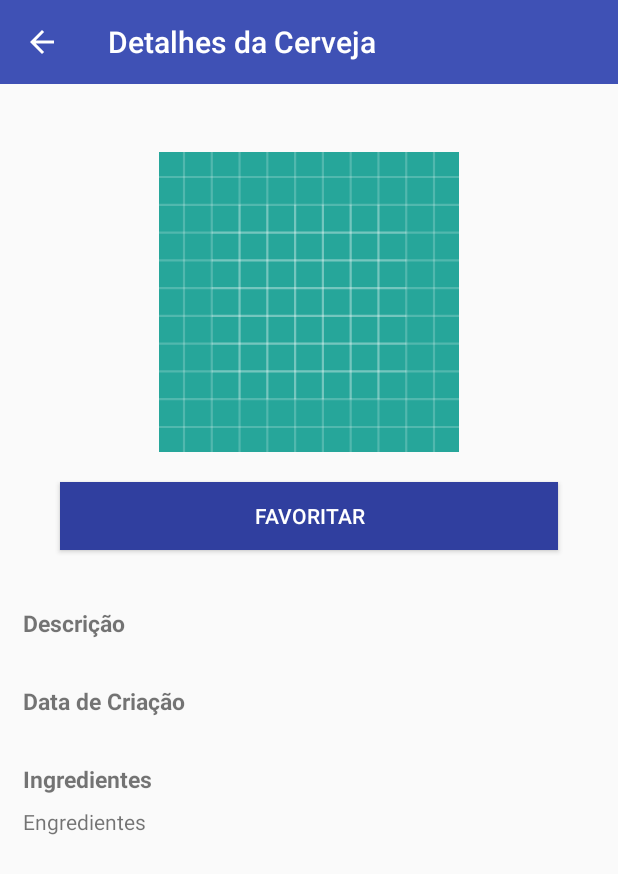
After one commit to railanxisto/cervejas, an Android app: the BeerDetailsActivity screen opened directly, with no data from a screen before it, on a phone screen of 412 x 824 dp. The commit adds this screen. Shown: the top 874 px of the screen. Run offline under Robolectric (Android 15) with nearby library versions, the phone set to English and light mode, and no system bars; our stand-ins replace Picasso, data binding; pictures from the network do not load; 1 statement that could not run was skipped.

Commit message:
Tela de detalhes

```diff
--- /dev/null
+++ b/app/src/main/java/com/example/railan/cervejas/activities/BeerDetailsActivity.java
@@ -0,0 +1,52 @@
+package com.example.railan.cervejas.activities;
+
+import android.content.Intent;
+import android.databinding.DataBindingUtil;
+import android.support.v7.app.AppCompatActivity;
+import android.os.Bundle;
+
+import com.example.railan.cervejas.R;
+import com.example.railan.cervejas.databinding.ActivityBeerDetailsBinding;
+import com.example.railan.cervejas.dtos.Beer;
+import com.squareup.picasso.Picasso;
+
+import static com.example.railan.cervejas.activities.MainActivity.PARAM_BEER;
+
+public class BeerDetailsActivity extends AppCompatActivity {
+
+    //dataBinding
+    ActivityBeerDetailsBinding binding;
+
+    private Beer beer;
+
+    @Override
+    protected void onCreate(Bundle savedInstanceState) {
+        super.onCreate(savedInstanceState);
+        binding = DataBindingUtil.setContentView(this, R.layout.activity_beer_details);
+
+        Intent i = getIntent();
+        Bundle extras = i.getExtras();
+        if (extras != null) {
+            beer = (Beer) extras.getSerializable(PARAM_BEER);
+        }
+
+        binding.setBeer(beer);
+
+        Picasso.get()
+                .load(beer.getImageUrl().trim())
+                .resize(250, 250)
+                .centerInside()
+                .into(binding.imageView);
+
+
+        setSupportActionBar(binding.mainToolbar);
+        getSupportActionBar().setDisplayHomeAsUpEnabled(true);
+        getSupportActionBar().setDisplayShowHomeEnabled(true);
+    }
+
+    @Override
+    public boolean onSupportNavigateUp() {
+        onBackPressed();
+        return true;
+    }
+}
--- a/app/src/main/java/com/example/railan/cervejas/activities/MainActivity.java
+++ b/app/src/main/java/com/example/railan/cervejas/activities/MainActivity.java
@@ -1,5 +1,7 @@
 package com.example.railan.cervejas.activities;
 
+import android.app.Activity;
+import android.content.Intent;
 import android.databinding.DataBindingUtil;
 import android.os.Bundle;
 import android.support.v7.app.AppCompatActivity;
@@ -23,6 +25,8 @@ import java.util.ArrayList;
 import java.util.List;
 
 public class MainActivity extends AppCompatActivity implements BeerContract.View {
+
+    public static final String PARAM_BEER = "beer";
 
     // dataBinding
     ActivityMainBinding binding;
@@ -63,7 +67,7 @@ public class MainActivity extends AppCompatActivity implements BeerContract.View
     }
 
     public void setRecyclerViewLayout() {
-        adapter = new BeersRecyclerViewAdapter(beers);
+        adapter = new BeersRecyclerViewAdapter(beers, this);
         binding.recyclerView.setAdapter(adapter);
         binding.recyclerView.setLayoutManager(new LinearLayoutManager(this, LinearLayoutManager.VERTICAL, false));
         binding.recyclerView.addItemDecoration(new DividerItemDecoration(this, DividerItemDecoration.VERTICAL));
@@ -86,10 +90,16 @@ public class MainActivity extends AppCompatActivity implements BeerContract.View
         }
     }
 
+    public void showDetailsActivity(Beer selectedBeer) {
+        Intent intent = new Intent(this, BeerDetailsActivity.class);
+        intent.putExtra(PARAM_BEER, selectedBeer);
+        startActivity(intent);
+    }
+
     @Override
     public void showBeers(List<Beer> beers) {
-        database.beerDao().getAllBeers();
-        //adapter.setBeers(beers);
+        //database.beerDao().getAllBeers();
+        adapter.setBeers(beers);
         showProgress(false);
     }
 
--- a/app/src/main/java/com/example/railan/cervejas/adapters/BeersRecyclerViewAdapter.java
+++ b/app/src/main/java/com/example/railan/cervejas/adapters/BeersRecyclerViewAdapter.java
@@ -11,6 +11,7 @@ import android.widget.Filterable;
 
 import com.example.railan.cervejas.R;
 import com.example.railan.cervejas.Utils.BeerFilter;
+import com.example.railan.cervejas.activities.MainActivity;
 import com.example.railan.cervejas.databinding.BeerItemBinding;
 import com.example.railan.cervejas.dtos.Beer;
 import com.squareup.picasso.Picasso;
@@ -26,11 +27,13 @@ public class BeersRecyclerViewAdapter extends RecyclerView.Adapter<BeersRecycler
 
     private List<Beer> beers = new ArrayList<>();
     private List<Beer> filteredBeers = new ArrayList<>();
+    private MainActivity listener;
 
 
-    public BeersRecyclerViewAdapter(@NonNull List<Beer> beers) {
+    public BeersRecyclerViewAdapter(@NonNull List<Beer> beers, MainActivity listener) {
         this.beers.addAll(beers);
         this.filteredBeers.addAll(beers);
+        this.listener = listener;
         notifyDataSetChanged();
     }
 
@@ -49,12 +52,12 @@ public class BeersRecyclerViewAdapter extends RecyclerView.Adapter<BeersRecycler
 
     @Override
     public void onBindViewHolder(@NonNull BeersRecyclerViewAdapter.ViewHolder holder, int position) {
-        Beer beer = filteredBeers.get(position);
+        final Beer beer = filteredBeers.get(position);
         holder.bind(beer);
         holder.mBinding.layoutInformation.setOnClickListener(new View.OnClickListener() {
             @Override
             public void onClick(View view) {
-                System.out.println("Beer Clicada");
+            listener.showDetailsActivity(beer);
             }
         });
         Picasso.get()
--- a/app/src/main/java/com/example/railan/cervejas/dtos/Beer.java
+++ b/app/src/main/java/com/example/railan/cervejas/dtos/Beer.java
@@ -7,12 +7,14 @@ import android.support.annotation.NonNull;
 
 import com.google.gson.annotations.SerializedName;
 
+import java.io.Serializable;
+
 /**
  * Created by railan on 06/08/18.
  */
 
 @Entity
-public class Beer {
+public class Beer implements Serializable{
 
     @NonNull
     @PrimaryKey
@@ -89,6 +91,13 @@ public class Beer {
         this.description = description;
     }
 
+    public boolean isFavorited() {
+        return isFavorited;
+    }
+
+    public void setFavorited(boolean favorited) {
+        isFavorited = favorited;
+    }
 
     @Override
     public String toString() {
--- a/app/src/main/java/com/example/railan/cervejas/persistence/AppDatabase.java
+++ b/app/src/main/java/com/example/railan/cervejas/persistence/AppDatabase.java
@@ -22,7 +22,10 @@ public abstract class AppDatabase extends RoomDatabase {
         if (INSTANCE == null) {
             synchronized (AppDatabase.class) {
                 if (INSTANCE == null) {
-                    INSTANCE = Room.databaseBuilder(context.getApplicationContext(), AppDatabase.class, "beer_database").build();
+                    INSTANCE = Room.
+                            databaseBuilder(context.getApplicationContext(), AppDatabase.class, "beer_database")
+                            .allowMainThreadQueries()
+                            .build();
                 }
             }
         }
--- /dev/null
+++ b/app/src/main/res/layout/activity_beer_details.xml
@@ -0,0 +1,179 @@
+<?xml version="1.0" encoding="utf-8"?>
+<layout xmlns:tools="http://schemas.android.com/tools">
+
+    <data>
+        <variable
+            name="beer"
+            type="com.example.railan.cervejas.dtos.Beer"/>
+    </data>
+
+    <android.support.constraint.ConstraintLayout xmlns:android="http://schemas.android.com/apk/res/android"
+        xmlns:app="http://schemas.android.com/apk/res-auto"
+        android:layout_width="match_parent"
+        android:layout_height="match_parent"
+        tools:context="com.example.railan.cervejas.activities.MainActivity">
+
+        <FrameLayout
+            android:id="@+id/toolbar"
+            android:layout_width="match_parent"
+            android:layout_height="wrap_content"
+            app:layout_constraintEnd_toEndOf="parent"
+            app:layout_constraintStart_toStartOf="parent"
+            app:layout_constraintTop_toTopOf="parent">
+
+            <android.support.v7.widget.Toolbar
+                android:id="@+id/mainToolbar"
+                android:layout_width="match_parent"
+                android:layout_height="?attr/actionBarSize"
+                android:background="@color/colorPrimary"/>
+
+        </FrameLayout>
+
+        <LinearLayout
+            android:layout_width="match_parent"
+            android:layout_height="match_parent"
+            android:layout_marginTop="?attr/actionBarSize"
+            android:orientation="vertical">
+
+            <ScrollView
+                android:layout_width="match_parent"
+                android:layout_height="wrap_content"
+                android:orientation="vertical"
+                tools:ignore="UselessParent">
+
+                <LinearLayout
+                    android:layout_width="match_parent"
+                    android:layout_height="wrap_content"
+                    android:orientation="vertical"
+                    android:layout_marginTop="10dp"
+                    android:gravity="center">
+
+                    <TextView
+                        android:layout_width="wrap_content"
+                        android:layout_height="wrap_content"
+                        android:layout_marginBottom="8dp"
+                        android:maxLines="1"
+                        android:text="@{beer.name}"
+                        android:textStyle="bold"
+                        android:textSize="20sp"
+                        app:layout_constraintHorizontal_bias="0.0"
+                        app:layout_constraintStart_toStartOf="@+id/textViewIdHeight"
+                        app:layout_constraintTop_toBottomOf="@+id/textViewIdHeight" />
+
+
+                    <ImageView
+                        android:id="@+id/imageView"
+                        android:layout_width="200dp"
+                        android:layout_height="200sp"
+                        android:src="@drawable/ic_launcher_background"
+                        app:layout_constraintBottom_toBottomOf="parent"
+                        app:layout_constraintEnd_toStartOf="@+id/layoutInformation"
+                        app:layout_constraintHorizontal_bias="0.077"
+                        app:layout_constraintStart_toStartOf="parent"
+                        app:layout_constraintTop_toTopOf="parent" />
+
+                    <Button
+                        android:id="@+id/favoriteButton"
+                        android:layout_width="match_parent"
+                        android:background="@color/colorPrimaryDark"
+                        android:layout_height="45dp"
+                        android:layout_marginBottom="20dp"
+                        android:layout_marginEnd="40dp"
+                        android:layout_marginStart="40dp"
+                        android:layout_marginTop="20dp"
+                        android:text="@string/favorite" />
+
+                    <LinearLayout
+                        android:id="@+id/layoutInformation"
+                        android:layout_width="match_parent"
+                        android:layout_height="wrap_content"
+                        android:layout_marginLeft="15dp"
+                        android:layout_marginRight="15dp"
+                        android:layout_marginTop="10dp"
+                        android:layout_marginBottom="10dp"
+                        android:orientation="vertical"
+                        app:layout_constraintBottom_toBottomOf="parent"
+                        app:layout_constraintLeft_toRightOf="@id/imageView"
+                        app:layout_constraintRight_toRightOf="parent"
+                        app:layout_constraintTop_toTopOf="parent"
+                        tools:targetApi="o">
+
+                        <TextView
+                            android:layout_width="wrap_content"
+                            android:layout_height="wrap_content"
+                            android:layout_marginTop="8dp"
+                            android:maxLines="1"
+                            android:text="@string/description"
+                            android:textSize="15sp"
+                            android:textStyle="bold"
+                            app:layout_constraintHorizontal_bias="0.0"
+                            app:layout_constraintStart_toStartOf="@+id/textViewIdHeight"
+                            app:layout_constraintTop_toBottomOf="@+id/textViewIdHeight" />
+
+                        <TextView
+                            android:id="@+id/textViewDescription"
+                            android:layout_width="wrap_content"
+                            android:layout_height="wrap_content"
+                            android:layout_marginTop="3dp"
+                            android:maxLines="4"
+                            android:text="@{beer.description}"
+                            app:layout_constraintHorizontal_bias="0.0"
+                            app:layout_constraintStart_toStartOf="@+id/textViewIdHeight"
+                            app:layout_constraintTop_toBottomOf="@+id/textViewIdHeight" />
+
+                        <TextView
+                            android:layout_width="wrap_content"
+                            android:layout_height="wrap_content"
+                            android:layout_marginTop="8dp"
+                            android:maxLines="1"
+                            android:text="@string/first_brewed"
+                            android:textSize="15sp"
+                            android:textStyle="bold"
+                            app:layout_constraintHorizontal_bias="0.0"
+                            app:layout_constraintStart_toStartOf="@+id/textViewIdHeight"
+                            app:layout_constraintTop_toBottomOf="@+id/textViewIdHeight" />
+
+                        <TextView
+                            android:id="@+id/textViewFirstBrew"
+                            android:layout_width="wrap_content"
+                            android:layout_height="wrap_content"
+                            android:layout_marginTop="3dp"
+                            android:maxLines="4"
+                            android:text="@{beer.firstBrewed}"
+                            app:layout_constraintHorizontal_bias="0.0"
+                            app:layout_constraintStart_toStartOf="@+id/textViewIdHeight"
+                            app:layout_constraintTop_toBottomOf="@+id/textViewIdHeight" />
+
+                        <TextView
+                            android:layout_width="wrap_content"
+                            android:layout_height="wrap_content"
+                            android:layout_marginTop="8dp"
+                            android:maxLines="4"
+                            android:text="@string/ingredients"
+                            android:textSize="15sp"
+                            android:textStyle="bold"
+                            app:layout_constraintHorizontal_bias="0.0"
+                            app:layout_constraintStart_toStartOf="@+id/textViewIdHeight"
+                            app:layout_constraintTop_toBottomOf="@+id/textViewIdHeight" />
+
+                        <TextView
+                            android:id="@+id/textViewIngredients"
+                            android:layout_width="wrap_content"
+                            android:layout_height="wrap_content"
+                            android:layout_marginTop="8dp"
+                            android:maxLines="1"
+                            android:text="Engredientes"
+                            app:layout_constraintHorizontal_bias="0.0"
+                            app:layout_constraintStart_toStartOf="@+id/textViewIdHeight"
+                            app:layout_constraintTop_toBottomOf="@+id/textViewIdHeight" />
+
+                    </LinearLayout>
+
+                </LinearLayout>
+
+            </ScrollView>
+
+        </LinearLayout>
+
+    </android.support.constraint.ConstraintLayout>
+</layout>
--- a/app/src/main/res/values/strings.xml
+++ b/app/src/main/res/values/strings.xml
@@ -1,7 +1,11 @@
 <resources>
     <string name="main_title">Cervejeiros SA</string>
+    <string name="details_title">Detalhes da Cerveja</string>
     <string name="app_name">cervejas</string>
     <string name="name">Nome</string>
     <string name="description">Descrição</string>
+    <string name="ingredients">Ingredientes</string>
+    <string name="first_brewed">Data de Criação</string>
+    <string name="favorite">Favoritar</string>
     <string name="edt_busca">Buscar cerveja por nome, tag ou data</string>
 </resources>
```
Also changed, not shown: app/src/main/AndroidManifest.xml (+6 -1 lines).
